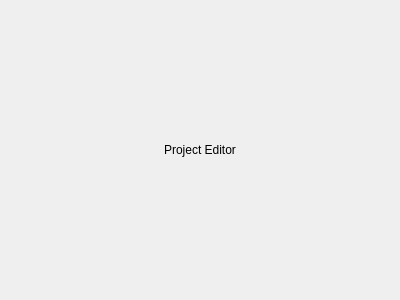
Above: components/projecteditor/lib/ProjectEditor.ui from artm/WatchThatSound3 before the change. Below: the same form after it.
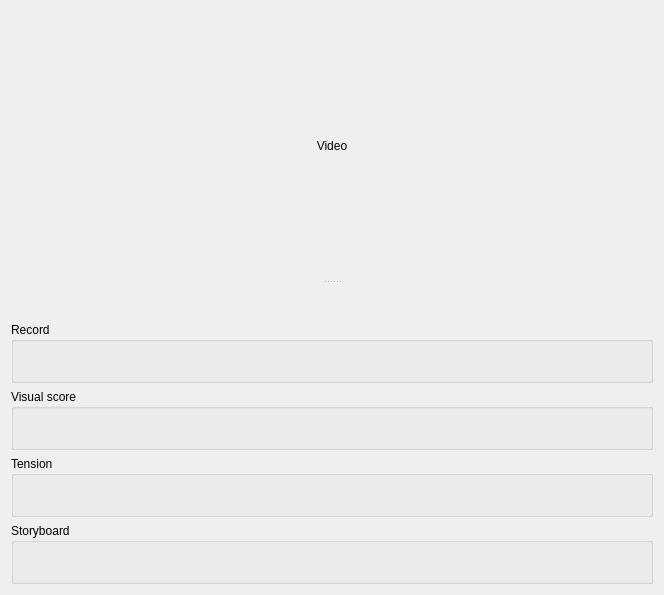
That is the form after the change.

What changed in the file:
```diff
--- a/components/projecteditor/lib/ProjectEditor.ui
+++ b/components/projecteditor/lib/ProjectEditor.ui
@@ -6,8 +6,8 @@
    <rect>
     <x>0</x>
     <y>0</y>
-    <width>400</width>
-    <height>300</height>
+    <width>664</width>
+    <height>595</height>
    </rect>
   </property>
   <property name="windowTitle">
@@ -15,13 +15,134 @@
   </property>
   <layout class="QVBoxLayout" name="verticalLayout">
    <item>
-    <widget class="QLabel" name="label">
-     <property name="text">
-      <string>Project Editor</string>
+    <widget class="QSplitter" name="splitter">
+     <property name="orientation">
+      <enum>Qt::Vertical</enum>
      </property>
-     <property name="alignment">
-      <set>Qt::AlignCenter</set>
+     <property name="childrenCollapsible">
+      <bool>false</bool>
      </property>
+     <widget class="QLabel" name="videoPlaceHolder">
+      <property name="minimumSize">
+       <size>
+        <width>320</width>
+        <height>240</height>
+       </size>
+      </property>
+      <property name="text">
+       <string>Video</string>
+      </property>
+      <property name="alignment">
+       <set>Qt::AlignCenter</set>
+      </property>
+     </widget>
+     <widget class="QWidget" name="widget" native="true">
+      <layout class="QVBoxLayout" name="verticalLayout_2">
+       <item>
+        <widget class="QWidget" name="tabs" native="true"/>
+       </item>
+       <item>
+        <widget class="QGroupBox" name="groupBox">
+         <property name="minimumSize">
+          <size>
+           <width>0</width>
+           <height>16</height>
+          </size>
+         </property>
+         <property name="title">
+          <string>Record</string>
+         </property>
+         <layout class="QVBoxLayout" name="verticalLayout_6">
+          <item>
+           <widget class="QWidget" name="storyboard_4" native="true">
+            <property name="minimumSize">
+             <size>
+              <width>0</width>
+              <height>20</height>
+             </size>
+            </property>
+           </widget>
+          </item>
+         </layout>
+        </widget>
+       </item>
+       <item>
+        <widget class="QGroupBox" name="groupBox_2">
+         <property name="minimumSize">
+          <size>
+           <width>0</width>
+           <height>16</height>
+          </size>
+         </property>
+         <property name="title">
+          <string>Visual score</string>
+         </property>
+         <layout class="QVBoxLayout" name="verticalLayout_5">
+          <item>
+           <widget class="QWidget" name="storyboard_3" native="true">
+            <property name="minimumSize">
+             <size>
+              <width>0</width>
+              <height>20</height>
+             </size>
+            </property>
+           </widget>
+          </item>
+         </layout>
+        </widget>
+       </item>
+       <item>
+        <widget class="QGroupBox" name="groupBox_3">
+         <property name="minimumSize">
+          <size>
+           <width>0</width>
+           <height>16</height>
+          </size>
+         </property>
+         <property name="title">
+          <string>Tension</string>
+         </property>
+         <layout class="QVBoxLayout" name="verticalLayout_4">
+          <item>
+           <widget class="QWidget" name="storyboard_2" native="true">
+            <property name="minimumSize">
+             <size>
+              <width>0</width>
+              <height>20</height>
+             </size>
+            </property>
+           </widget>
+          </item>
+         </layout>
+        </widget>
+       </item>
+       <item>
+        <widget class="QGroupBox" name="groupBox_4">
+         <property name="minimumSize">
+          <size>
+           <width>0</width>
+           <height>16</height>
+          </size>
+         </property>
+         <property name="title">
+          <string>Storyboard</string>
+         </property>
+         <layout class="QVBoxLayout" name="verticalLayout_3">
+          <item>
+           <widget class="QWidget" name="storyboard" native="true">
+            <property name="minimumSize">
+             <size>
+              <width>0</width>
+              <height>20</height>
+             </size>
+            </property>
+           </widget>
+          </item>
+         </layout>
+        </widget>
+       </item>
+      </layout>
+     </widget>
     </widget>
    </item>
   </layout>
```
